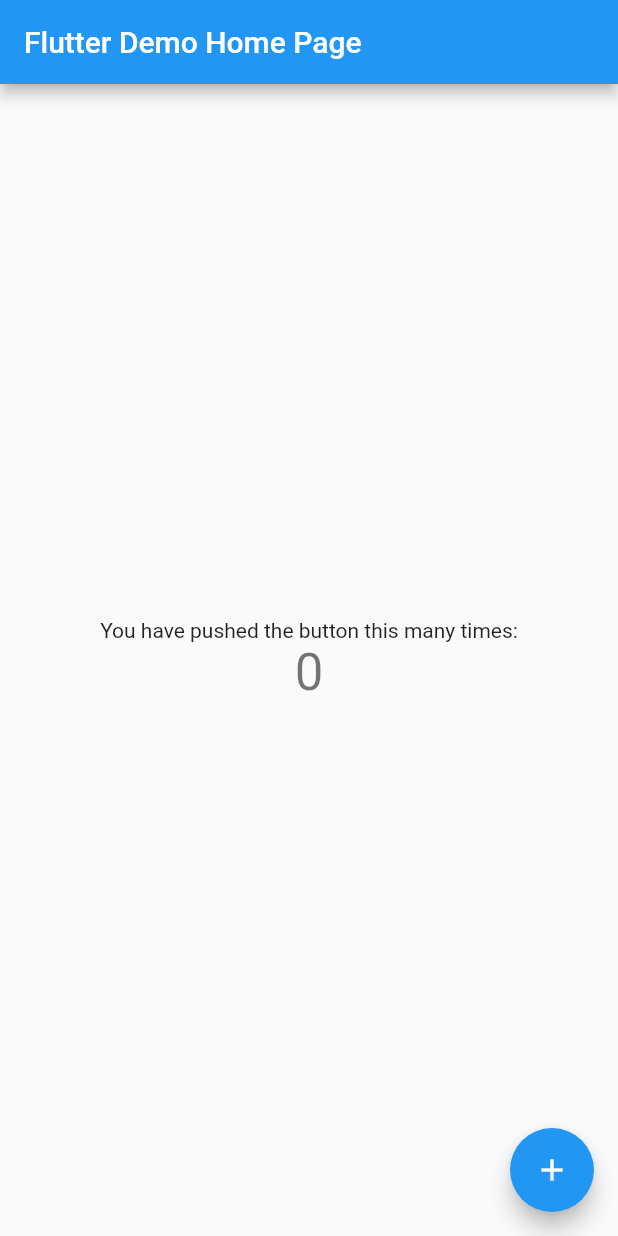
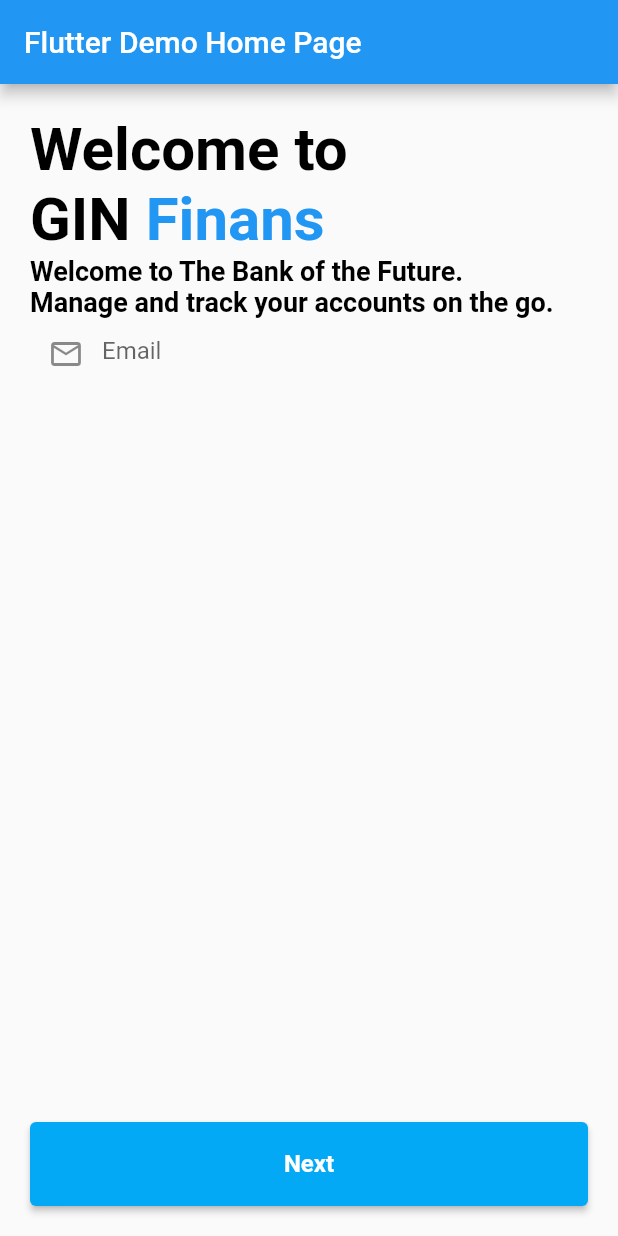
Before and after one commit to novanto/dk_flutter_assignment, a Flutter app: the screen it shows after launch, on a phone screen of 412 x 824 dp. Run offline on Flutter 3.47's test engine with Material 2 defaults, Android fonts, the phone set to English and light mode, and no system bars.

Commit message:
add uncommited file

```diff
--- a/lib/modules/onboarding/main.dart
+++ b/lib/modules/onboarding/main.dart
@@ -11,16 +11,36 @@ class MyApp extends StatelessWidget {
     return MaterialApp(
       title: 'Flutter Demo',
       theme: ThemeData(
-        // This is the theme of your application.
-        //
-        // Try running your application with "flutter run". You'll see the
-        // application has a blue toolbar. Then, without quitting the app, try
-        // changing the primarySwatch below to Colors.green and then invoke
-        // "hot reload" (press "r" in the console where you ran "flutter run",
-        // or simply save your changes to "hot reload" in a Flutter IDE).
-        // Notice that the counter didn't reset back to zero; the application
-        // is not restarted.
         primarySwatch: Colors.blue,
+        textTheme: TextTheme(
+          headline2: TextStyle(
+            fontSize: 40,
+            fontWeight: FontWeight.bold,
+            color: Colors.black
+          ),
+          headline5: TextStyle(
+            fontSize: 18,
+            fontWeight: FontWeight.bold,
+            color: Colors.black,
+          )
+        ),
+        inputDecorationTheme: InputDecorationTheme(
+            border: InputBorder.none,
+            focusedBorder: InputBorder.none,
+            enabledBorder: InputBorder.none,
+            errorBorder: InputBorder.none,
+            disabledBorder: InputBorder.none
+        ),
+        elevatedButtonTheme: ElevatedButtonThemeData(
+          style: ElevatedButton.styleFrom(
+              primary: Colors.lightBlue,
+              minimumSize: Size(double.infinity, 56),
+              textStyle: TextStyle(
+                fontWeight: FontWeight.bold,
+                fontSize: 16
+              )
+          ),
+        )
       ),
       home: MyHomePage(title: 'Flutter Demo Home Page'),
     );
@@ -46,18 +66,8 @@ class MyHomePage extends StatefulWidget {
 }
 
 class _MyHomePageState extends State<MyHomePage> {
-  int _counter = 0;
 
-  void _incrementCounter() {
-    setState(() {
-      // This call to setState tells the Flutter framework that something has
-      // changed in this State, which causes it to rerun the build method below
-      // so that the display can reflect the updated values. If we changed
-      // _counter without calling setState(), then the build method would not be
-      // called again, and so nothing would appear to happen.
-      _counter++;
-    });
-  }
+  final GlobalKey<FormState> _emailFormKey = GlobalKey<FormState>();
 
   @override
   Widget build(BuildContext context) {
@@ -73,10 +83,11 @@ class _MyHomePageState extends State<MyHomePage> {
         // the App.build method, and use it to set our appbar title.
         title: Text(widget.title),
       ),
-      body: Center(
-        // Center is a layout widget. It takes a single child and positions it
-        // in the middle of the parent.
+      body: Padding(
+        padding: EdgeInsets.all(20),
         child: Column(
+          mainAxisSize: MainAxisSize.max,
+          crossAxisAlignment: CrossAxisAlignment.start,
           // Column is also a layout widget. It takes a list of children and
           // arranges them vertically. By default, it sizes itself to fit its
           // children horizontally, and tries to be as tall as its parent.
@@ -91,23 +102,74 @@ class _MyHomePageState extends State<MyHomePage> {
           // center the children vertically; the main axis here is the vertical
           // axis because Columns are vertical (the cross axis would be
           // horizontal).
-          mainAxisAlignment: MainAxisAlignment.center,
           children: <Widget>[
-            Text(
-              'You have pushed the button this many times:',
+
+            RichText(
+              text: TextSpan(
+                text: 'Welcome to \nGIN ',
+                style: Theme.of(context).textTheme.headline2,
+                children: const <TextSpan> [
+                  TextSpan(
+                      text: 'Finans',
+                      style: TextStyle(
+                        inherit: true,
+                        color: Colors.blue
+                      )
+                  )
+                ]
+              )
             ),
             Text(
-              '$_counter',
-              style: Theme.of(context).textTheme.headline4,
+              'Welcome to The Bank of the Future.\nManage and track your accounts on the go.',
+              style: Theme.of(context).textTheme.headline5,
             ),
+            Form(
+              key: _emailFormKey,
+              child: Column(
+                children: [
+                  TextFormField(
+                      decoration: const InputDecoration(
+                        hintText: 'Email',
+                        prefixIcon: Icon(
+                          Icons.email_outlined,
+                          size: 24,
+                        ),
+                      ),
+                      validator: (String? value) {
+                        if (value == null || value.isEmpty) {
+                          return 'Email cannot be empty';
+                        } else if (!isValidEmail(value)) {
+                          return 'Email format is invalid';
+                        }
+                        return null;
+                      }
+                  )
+                ],
+              ),
+            ),
+            Expanded(
+                child: Align(
+                    alignment: Alignment.bottomCenter,
+                    child: ElevatedButton(
+                      onPressed: () {
+                        if (_emailFormKey.currentState!.validate()) {
+
+                        }
+                      },
+                      child: const Text("Next")
+                    )
+                )
+            )
           ],
         ),
       ),
-      floatingActionButton: FloatingActionButton(
-        onPressed: _incrementCounter,
-        tooltip: 'Increment',
-        child: Icon(Icons.add),
-      ), // This trailing comma makes auto-formatting nicer for build methods.
     );
   }
+
+  bool isValidEmail(String email) {
+    if (RegExp(r"^[a-zA-Z0-9.a-zA-Z0-9.!#$%&'*+-/=?^_`{|}~]+@[a-zA-Z0-9]+\.[a-zA-Z]+").hasMatch(email)) {
+      return true;
+    }
+    return false;
+  }
 }
```
Also changed, not shown: 1 other file.
